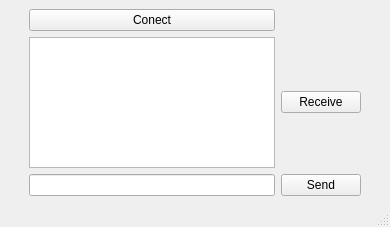
The window that UI/ClientWindow.ui (Dants96/python-chat-socket) describes before a commit, drawn with Qt 5.
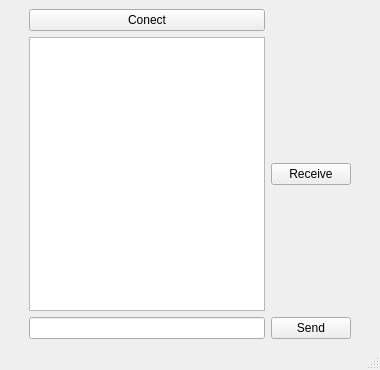
The same window after the commit.

What changed in the file:
```diff
--- a/UI/ClientWindow.ui
+++ b/UI/ClientWindow.ui
@@ -6,13 +6,19 @@
    <rect>
     <x>0</x>
     <y>0</y>
-    <width>390</width>
-    <height>227</height>
+    <width>380</width>
+    <height>370</height>
    </rect>
   </property>
   <property name="windowTitle">
    <string>Cliente</string>
   </property>
+  <property name="iconSize">
+   <size>
+    <width>0</width>
+    <height>0</height>
+   </size>
+  </property>
   <widget class="QWidget" name="centralwidget">
    <layout class="QGridLayout" name="gridLayout">
     <item row="1" column="0">
@@ -45,7 +51,11 @@
      <widget class="QLineEdit" name="txf_send"/>
     </item>
     <item row="1" column="1">
-     <widget class="QTextEdit" name="txf_receive"/>
+     <widget class="QTextEdit" name="txf_receive">
+      <property name="readOnly">
+       <bool>true</bool>
+      </property>
+     </widget>
     </item>
     <item row="1" column="2">
      <widget class="QPushButton" name="btn_receive">
```
